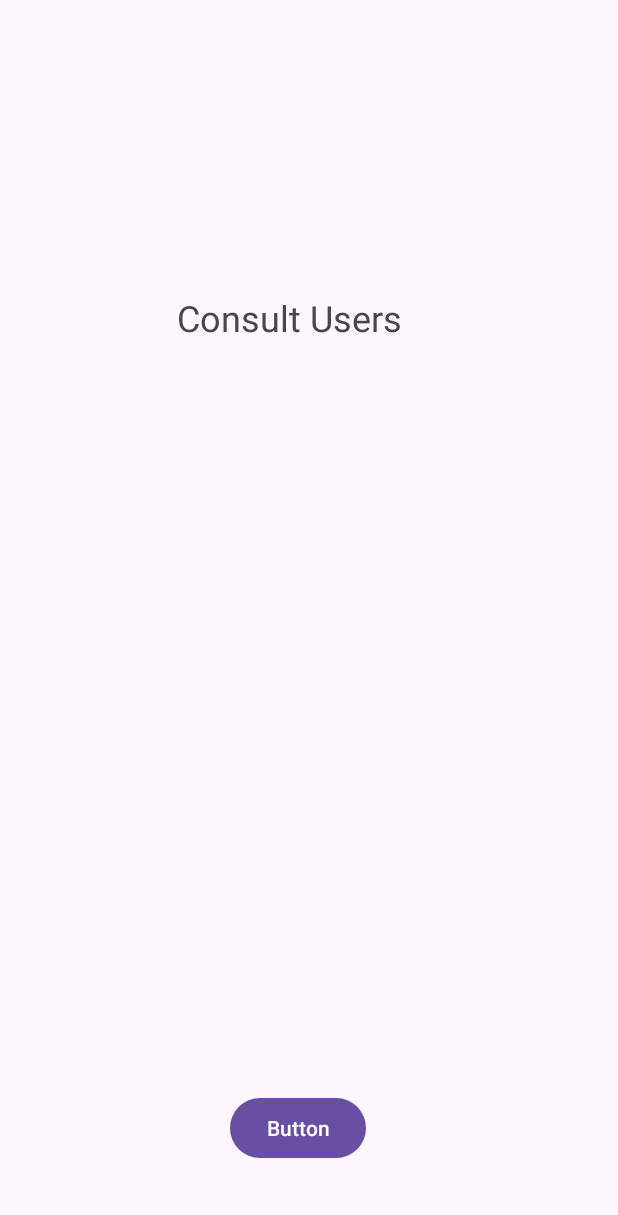
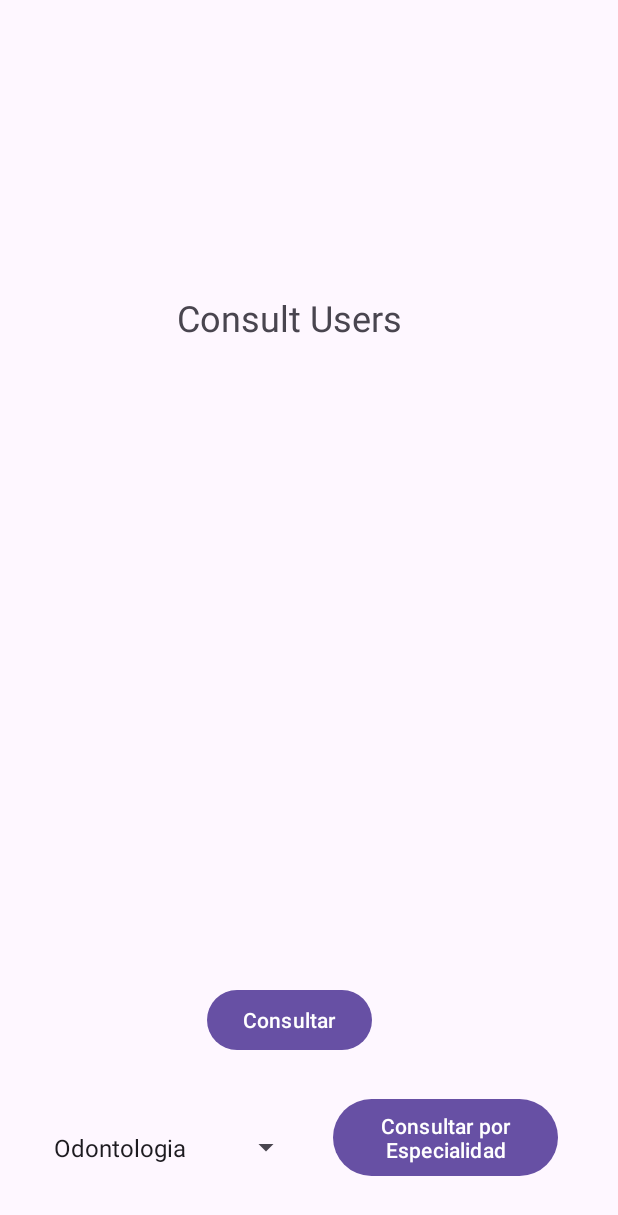
Before and after one commit to Juansebastiantl/Citas_medicas_android, an Android app: the Consult screen opened directly, with no data from a screen before it, on a phone screen of 412 x 824 dp. Shown: the top 1215 px of the screen. Run offline under Robolectric (Android 15) with nearby library versions, the phone set to English and light mode, and no system bars.

Commit message:
adicion de consulta por especilidad

```diff
--- a/app/src/main/java/com/example/citas_medicas/Consult.java
+++ b/app/src/main/java/com/example/citas_medicas/Consult.java
@@ -3,26 +3,33 @@ package com.example.citas_medicas;
 import androidx.appcompat.app.AppCompatActivity;
 
 import android.os.Bundle;
+import android.util.Log;
 import android.view.View;
 import android.widget.ArrayAdapter;
 import android.widget.Button;
 import android.widget.ListView;
-import android.widget.Toast;
+import android.widget.Spinner;
 
 import java.util.ArrayList;
-import java.util.Arrays;
 
 
 public class Consult extends AppCompatActivity {
     private ListView listUsers;
     private Button btnConsult;
+    private Button btnConsultID;
+    private Spinner spinnerID;
     DataBase dataBase = new DataBase();
-
 
     @Override
     protected void onCreate(Bundle savedInstanceState) {
         super.onCreate(savedInstanceState);
         setContentView(R.layout.activity_consult);
+
+        spinnerID = findViewById(R.id.spinnerID);
+        ArrayAdapter<CharSequence> adapter = ArrayAdapter.createFromResource(this, R.array.spinnerID, android.R.layout.simple_spinner_item);
+        adapter.setDropDownViewResource(android.R.layout.simple_spinner_item);
+        spinnerID.setAdapter(adapter);
+
         initialize();
         btnConsult.setOnClickListener(new View.OnClickListener() {
             @Override
@@ -30,6 +37,7 @@ public class Consult extends AppCompatActivity {
                 //Toast.makeText(Consult.this, "Consulta",Toast.LENGTH_LONG).show();
                // Toast.makeText(Consult.this, dataBase.getcitas().getNombre(),Toast.LENGTH_LONG).show();
                //        android.R.layout.simple_list_item_1);
+                Log.i(dataBase.getCitas().toString(), "Tengo los datos " + dataBase.getCitas().size());
 
                 String[] str = new String[dataBase.getCitas().size()];
 
@@ -43,9 +51,37 @@ public class Consult extends AppCompatActivity {
 
                 ArrayAdapter<String> adapter = new ArrayAdapter<String>(Consult.this, android.R.layout.simple_list_item_1, str);
                 listUsers.setAdapter(adapter);
-                //listUsers.setAdapter(Arrays.toString(adapter));
+            }
+        });
 
+        btnConsultID.setOnClickListener(new View.OnClickListener() {
+            @Override
+            public void onClick(View view) {
 
+                ArrayList<Citas> newListCitas = new ArrayList<>();
+
+                //Log.i(spinnerID.getSelectedItem().toString(), "Esto seleccione");
+
+                for (Citas elements : dataBase.getCitas()) {
+                    if (elements.getEspecialidad().equals(spinnerID.getSelectedItem().toString())) {
+                        newListCitas.add(elements);
+                    }
+                }
+
+                //Log.i(dataBase.getCitas().toString(), "Tengo los datos old " + dataBase.getCitas().size());
+                //Log.i(newListCitas.toString(), "Tengo los datos new " + newListCitas.size());
+
+                String[] strFilter = new String[newListCitas.size()];
+
+                for (int i = 0; i < newListCitas.size(); i++) {
+                    strFilter[i] = (newListCitas.get(i).getNombre()+" "+
+                            newListCitas.get(i).getEspecialidad()+" "+
+                            newListCitas.get(i).getMedico()+" "+
+                            newListCitas.get(i).getFecha());
+                }
+
+                ArrayAdapter<String> adapter = new ArrayAdapter<String>(Consult.this, android.R.layout.simple_list_item_1, strFilter);
+                listUsers.setAdapter(adapter);
             }
         });
 
@@ -54,5 +90,6 @@ public class Consult extends AppCompatActivity {
     private void initialize(){
         listUsers = (ListView) findViewById(R.id.listUsers);
         btnConsult = (Button) findViewById(R.id.btnConsult);
+        btnConsultID = (Button) findViewById(R.id.btnConsultID);
     }
 }
--- a/app/src/main/java/com/example/citas_medicas/DataBase.java
+++ b/app/src/main/java/com/example/citas_medicas/DataBase.java
@@ -17,5 +17,4 @@ public class DataBase {
     {
         return(citas);
     }
-
 }
--- a/app/src/main/res/layout/activity_consult.xml
+++ b/app/src/main/res/layout/activity_consult.xml
@@ -19,11 +19,13 @@
 
     <ListView
         android:id="@+id/listUsers"
-        android:layout_width="300dp"
-        android:layout_height="338dp"
-        android:layout_marginEnd="64dp"
+        android:layout_width="369dp"
+        android:layout_height="331dp"
+        android:layout_marginStart="5dp"
+        android:layout_marginEnd="5dp"
         app:layout_constraintBottom_toBottomOf="parent"
         app:layout_constraintEnd_toEndOf="parent"
+        app:layout_constraintStart_toStartOf="parent"
         app:layout_constraintTop_toBottomOf="@+id/textView"
         app:layout_constraintVertical_bias="0.294" />
 
@@ -31,10 +33,32 @@
         android:id="@+id/btnConsult"
         android:layout_width="wrap_content"
         android:layout_height="wrap_content"
-        android:layout_marginEnd="168dp"
-        android:layout_marginBottom="48dp"
-        android:text="Button"
+        android:layout_marginEnd="164dp"
+        android:layout_marginBottom="120dp"
+        android:text="Consultar"
+        app:layout_constraintBottom_toBottomOf="parent"
+        app:layout_constraintEnd_toEndOf="parent"/>
+
+    <Spinner
+        android:id="@+id/spinnerID"
+        android:layout_width="173dp"
+        android:layout_height="27dp"
+        android:layout_marginStart="28dp"
+        android:layout_marginTop="40dp"
+        android:layout_marginBottom="45dp"
+        app:layout_constraintBottom_toBottomOf="parent"
+        app:layout_constraintStart_toStartOf="parent"
+        app:layout_constraintTop_toBottomOf="@+id/btnConsult"
+        app:layout_constraintVertical_bias="1.0" />
+
+    <Button
+        android:id="@+id/btnConsultID"
+        android:layout_width="150dp"
+        android:layout_height="59dp"
+        android:layout_marginEnd="40dp"
+        android:layout_marginBottom="36dp"
+        android:text="Consultar por Especialidad"
         app:layout_constraintBottom_toBottomOf="parent"
         app:layout_constraintEnd_toEndOf="parent"
-        app:layout_constraintTop_toBottomOf="@+id/_dynamic" />
+        tools:ignore="MissingConstraints" />
 </androidx.constraintlayout.widget.ConstraintLayout>
--- a/app/src/main/res/values/strings.xml
+++ b/app/src/main/res/values/strings.xml
@@ -1,3 +1,17 @@
 <resources>
     <string name="app_name">app-miercoles</string>
+    <string-array name="spinnerID">
+        <item>Odontologia</item>
+        <item>Cardiologia</item>
+        <item>Ginecologia</item>
+        <item>Nutricionista</item>
+        <item>Urologia</item>
+    </string-array>
+    <string-array name="spnMedico">
+        <item>Camilo Montaña</item>
+        <item>Juan Laguado</item>
+        <item>Gustavo Gonzales</item>
+        <item>Valeria Quiroz</item>
+        <item>Bryan Muñoz</item>
+    </string-array>
 </resources>
```
Also changed, not shown: app/src/main/java/com/example/citas_medicas/Register.java (+18 -5 lines), app/src/main/res/layout/activity_register.xml (+37 -35 lines).
